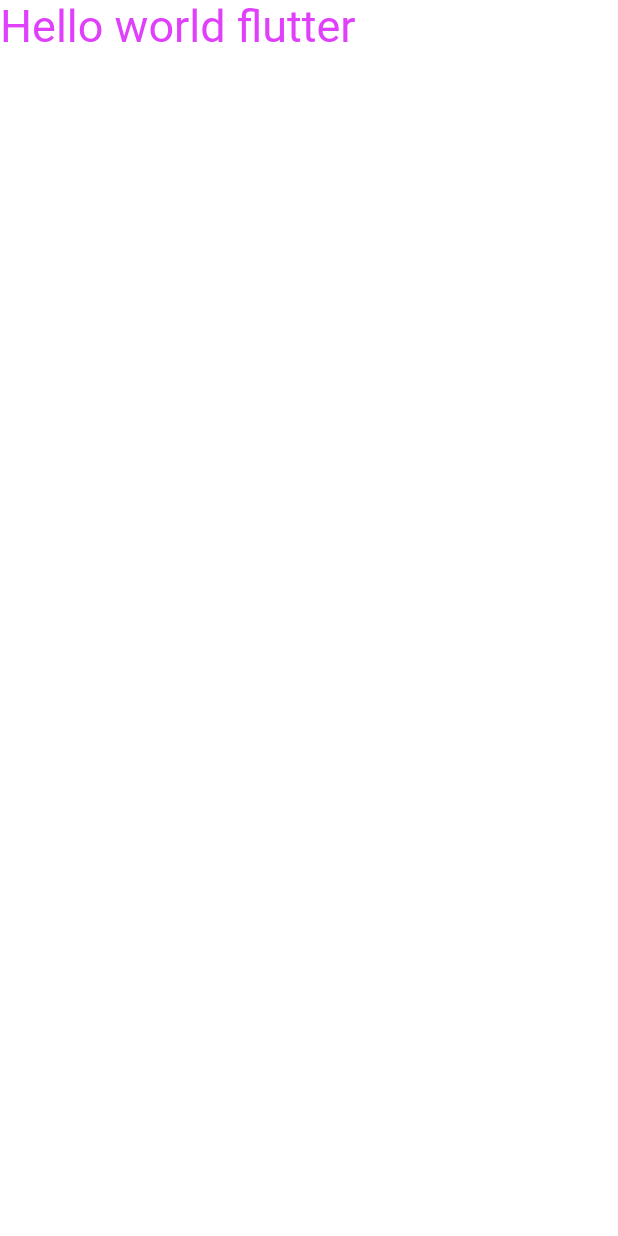
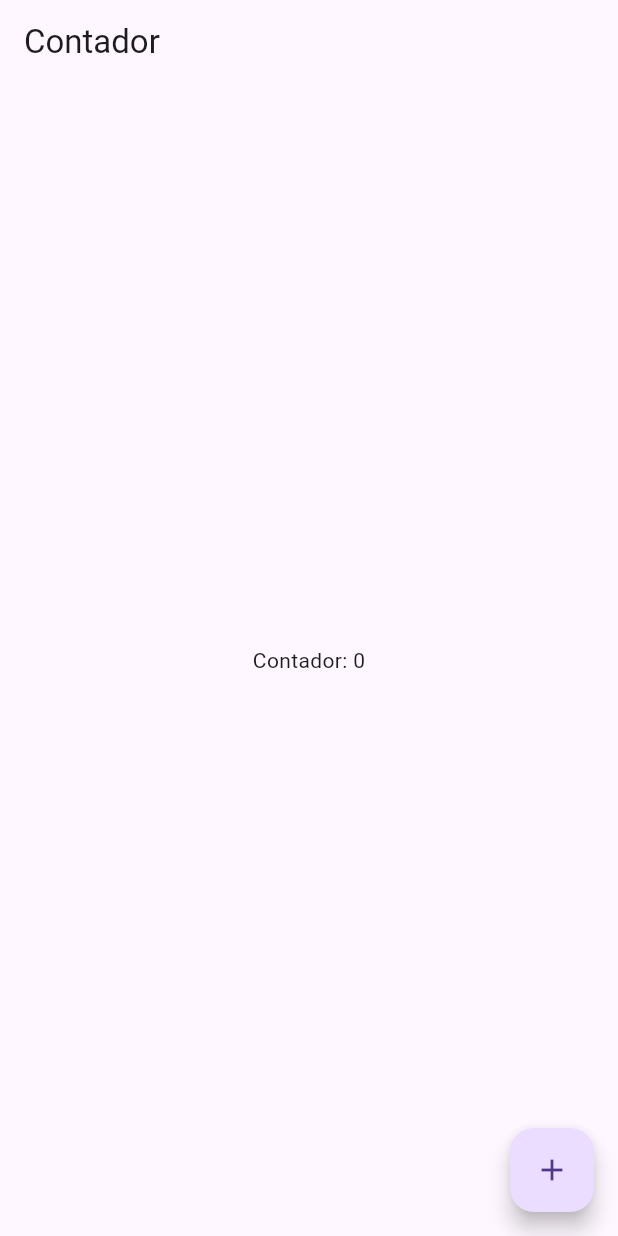
Before and after one commit to VinioVnz/meu_app, a Flutter app: the screen it shows after launch, on a phone screen of 412 x 824 dp. Run offline on Flutter 3.47's test engine with Material 3 defaults, Android fonts, the phone set to English and light mode, and no system bars.

Commit message:
set state

```diff
--- /dev/null
+++ b/lib/statefull/Contador.dart
@@ -0,0 +1,31 @@
+import 'package:flutter/material.dart';
+
+class Contador extends StatefulWidget {
+  @override
+  State<StatefulWidget> createState() => _ContadorState();
+
+}
+
+class _ContadorState extends State<Contador> {
+  int contador = 0;
+
+  void incrementar(){
+    setState(() {
+      contador++;
+    });
+  }
+
+  @override
+  Widget build(BuildContext context) {
+    return Scaffold(
+      appBar: AppBar(title: Text("Contador"),),
+      body: Center(
+        child: Text("Contador: $contador"),
+      ),
+      floatingActionButton: FloatingActionButton(
+        onPressed: incrementar,
+        child: Icon(Icons.add),
+      ),
+    );
+  }
+}
```
Also changed, not shown: lib/Botao.dart (added, +30 -0 lines), lib/main.dart (+40 -2 lines), lib/stateless/SemEstado.dart (added, +18 -0 lines), lib/stateless/User.dart (added, +65 -0 lines).
